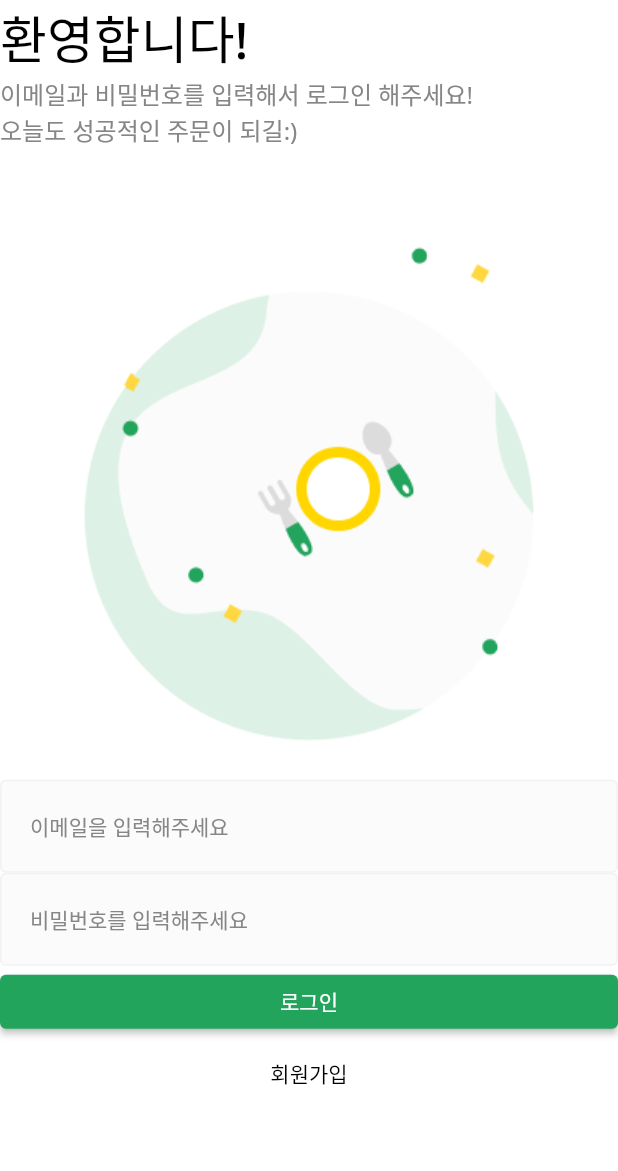
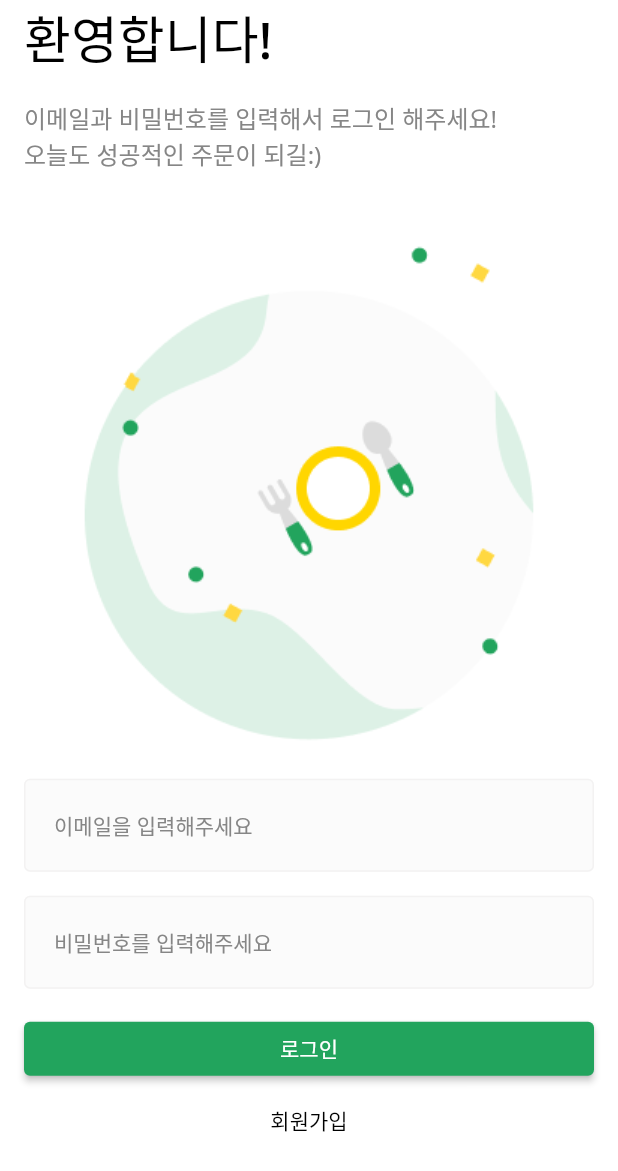
Before and after one commit to seoyoon513/restaurant_flutter_app, a Flutter app: the screen it shows after launch, on a phone screen of 412 x 824 dp. Shown: the top 1171 px of the screen. Run offline on Flutter 3.47's test engine with Material 2 defaults, Android fonts, the phone set to English and light mode, and no system bars.

Commit message:
[ui] add scrollView

```diff
--- a/lib/common/user/view/login_screen.dart
+++ b/lib/common/user/view/login_screen.dart
@@ -11,27 +11,35 @@ class LoginScreen extends StatelessWidget {
   Widget build(BuildContext context) {
     return DefaultLayout(
       // DefaultLayout으로 한 번 감싼다
+      child: SingleChildScrollView(
+        keyboardDismissBehavior: ScrollViewKeyboardDismissBehavior.onDrag, // drag 했을 때 키보드 사라짐
         child: SafeArea( // 디바이스 영역이 앱의 위젯 영역을 침범하는 것을 막아준다
           top: true,
           bottom: false,
+          child: Padding(
+            padding: const EdgeInsets.symmetric(horizontal: 16.0),
             child: Column(
               crossAxisAlignment: CrossAxisAlignment.stretch, // 좌우를 꽉 차게 배치
               children: [
                 _Title(),
+                const SizedBox(height: 16.0), // children 사이에 간격 두기
                 _SubTitle(),
                 Image.asset(
                   'asset/img/misc/logo.png',
                   width: MediaQuery.of(context).size.width / 3 * 2, // 전체 화면 너비의 2/3 사이즈
                 ),
+                const SizedBox(height: 16.0),
                 CustomTextFormField(
                   hintText: '이메일을 입력해주세요',
                   onChanged: (String value) {},
                 ),
+                const SizedBox(height: 16.0),
                 CustomTextFormField(
                   hintText: '비밀번호를 입력해주세요',
                   onChanged: (String value) {},
                   obscureText: true,
                 ),
+                const SizedBox(height: 16.0),
                 ElevatedButton(
                   onPressed: () {},
                   style: ElevatedButton.styleFrom(
@@ -51,6 +59,8 @@ class LoginScreen extends StatelessWidget {
                   child: Text('회원가입'),
                 )
               ],
+            ),
+          ),
         ),
       ),
     );
```
Lines whose indentation alone changed are shown as unchanged.
